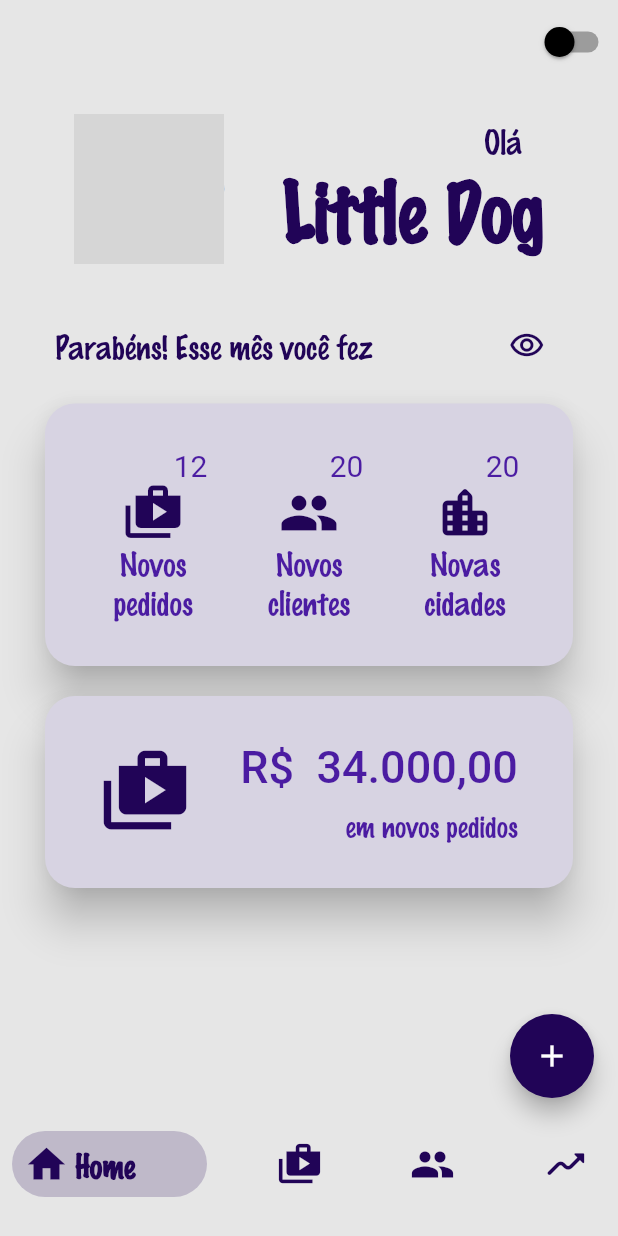
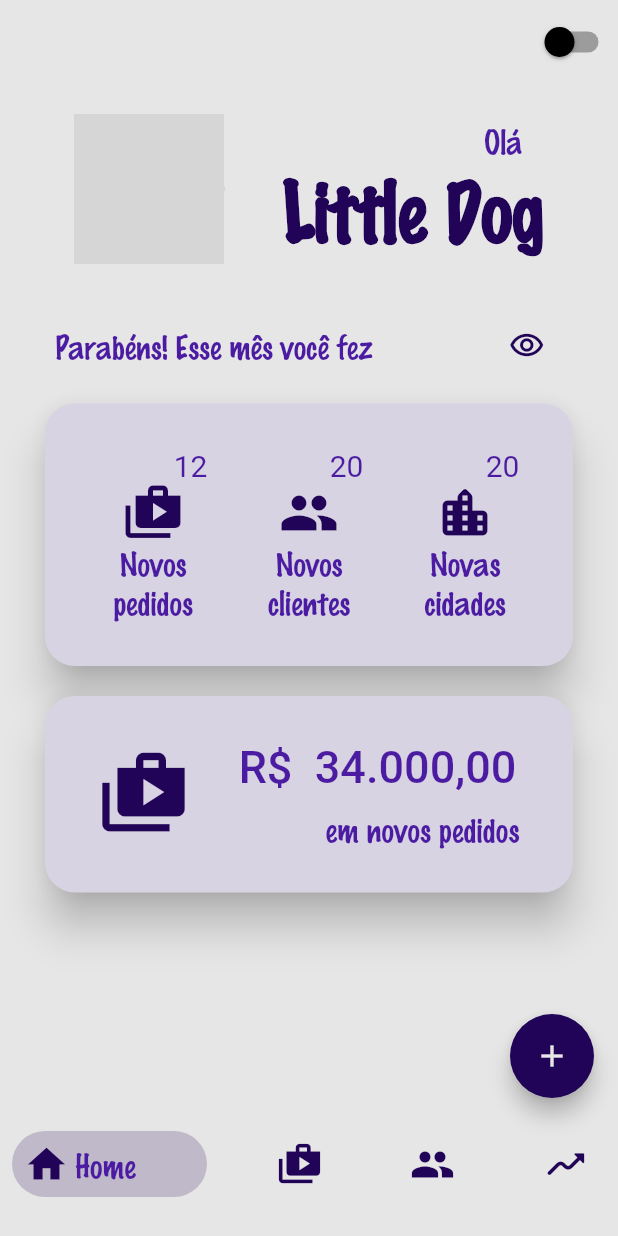
Before and after one commit to Brennez/Desafio-do-Layout, a Flutter app: the screen it shows after launch, on a phone screen of 412 x 824 dp. Run offline on Flutter 3.47's test engine with Material 2 defaults, Android fonts, the phone set to English and light mode, and no system bars; drawn by our look-alikes of bottom_navy_bar; our stand-ins replace google_fonts; grey boxes are pictures that could not be loaded.

Commit message:
colocando as constantes das cores e dark mode

```diff
--- a/lib/consts/colors/colors.dart
+++ b/lib/consts/colors/colors.dart
@@ -16,4 +16,6 @@ const Color kDarkBackgroundColor = Color(0XFF101010);
 
 const Color kDarkCardColor = Color(0xFF210457);
 
+const Color kDarkPrimaryColor = Colors.white70;
+
 const Color kAppBarDarkColor = Color(0XFF101010);
--- a/lib/main.dart
+++ b/lib/main.dart
@@ -3,6 +3,7 @@
 import 'package:app_layout/consts/colors/colors.dart';
 import 'package:app_layout/provider/themeProvider.dart';
 import 'package:bottom_navy_bar/bottom_navy_bar.dart';
+import 'package:flutter/gestures.dart';
 import 'package:flutter/material.dart';
 import 'package:google_fonts/google_fonts.dart';
 import 'package:provider/provider.dart';
@@ -96,20 +97,12 @@ class _HomePageState extends State<HomePage> {
                       margin: EdgeInsets.only(left: 120),
                       child: Text(
                         "Olá",
-                        style: TextStyle(
-                            fontFamily: 'marker',
-                            color: kPrimaryColor,
-                            fontWeight: FontWeight.w400,
-                            fontSize: 20),
+                        style: Theme.of(context).textTheme.caption,
                       ),
                     ),
                     Text(
                       "Little Dog",
-                      style: TextStyle(
-                          fontFamily: 'marker',
-                          color: kPrimaryColor,
-                          fontWeight: FontWeight.w700,
-                          fontSize: 50),
+                      style: Theme.of(context).textTheme.headline1,
                     ),
                   ],
                 )
@@ -121,11 +114,7 @@ class _HomePageState extends State<HomePage> {
             children: [
               Text(
                 "Parabéns! Esse mês você fez ",
-                style: TextStyle(
-                    fontFamily: 'marker',
-                    color: kPrimaryColor,
-                    fontWeight: FontWeight.w600,
-                    fontSize: 20),
+                style: Theme.of(context).textTheme.caption,
               ),
               IconButton(
                 onPressed: () {
@@ -161,24 +150,16 @@ class _HomePageState extends State<HomePage> {
                         child: Text(
                           textOrder,
                           style: GoogleFonts.concertOne(
-                            color: kContentColor,
-                            fontSize: 20,
-                          ),
+                              textStyle: Theme.of(context).textTheme.subtitle1),
                         ),
                       ),
                       Icon(
                         Icons.shop_2,
                         size: 40,
                       ),
-                      Text(
-                        "Novos\npedidos",
-                        textAlign: TextAlign.center,
-                        style: TextStyle(
-                            fontFamily: "marker",
-                            color: kContentColor,
-                            fontWeight: FontWeight.w600,
-                            fontSize: 20),
-                      ),
+                      Text("Novos\npedidos",
+                          textAlign: TextAlign.center,
+                          style: Theme.of(context).textTheme.caption),
                     ],
                   ),
                   Column(
@@ -189,25 +170,16 @@ class _HomePageState extends State<HomePage> {
                         child: Text(
                           textClients,
                           style: GoogleFonts.concertOne(
-                            color: kContentColor,
-                            fontSize: 20,
-                          ),
+                              textStyle: Theme.of(context).textTheme.subtitle1),
                         ),
                       ),
                       Icon(
                         Icons.people,
                         size: 40,
                       ),
-                      Text(
-                        "Novos\nclientes",
-                        textAlign: TextAlign.center,
-                        style: TextStyle(
-                          fontFamily: "marker",
-                          color: kContentColor,
-                          fontWeight: FontWeight.w600,
-                          fontSize: 20,
-                        ),
-                      ),
+                      Text("Novos\nclientes",
+                          textAlign: TextAlign.center,
+                          style: Theme.of(context).textTheme.caption),
                     ],
                   ),
                   Column(
@@ -218,25 +190,16 @@ class _HomePageState extends State<HomePage> {
                         child: Text(
                           textCities,
                           style: GoogleFonts.concertOne(
-                            color: kContentColor,
-                            fontSize: 20,
-                          ),
+                              textStyle: Theme.of(context).textTheme.subtitle1),
                         ),
                       ),
                       Icon(
                         Icons.location_city_rounded,
                         size: 40,
                       ),
-                      Text(
-                        "Novas\ncidades",
-                        textAlign: TextAlign.center,
-                        style: TextStyle(
-                          fontFamily: "marker",
-                          color: kContentColor,
-                          fontWeight: FontWeight.w600,
-                          fontSize: 20,
-                        ),
-                      ),
+                      Text("Novas\ncidades",
+                          textAlign: TextAlign.center,
+                          style: Theme.of(context).textTheme.caption),
                     ],
                   ),
                 ],
@@ -263,21 +226,14 @@ class _HomePageState extends State<HomePage> {
                       Text(
                         textMoney,
                         style: GoogleFonts.concertOne(
-                          color: kContentColor,
-                          fontWeight: FontWeight.w500,
-                          fontSize: 30,
+                          textStyle: Theme.of(context).textTheme.headline2,
                         ),
                       ),
                       Container(
-                        margin: EdgeInsets.only(left: 70, top: 10),
+                        margin: EdgeInsets.only(left: 60, top: 10),
                         child: Text(
                           "em novos pedidos",
-                          style: TextStyle(
-                            fontFamily: "marker",
-                            color: kContentColor,
-                            fontWeight: FontWeight.w600,
-                            fontSize: 18,
-                          ),
+                          style: Theme.of(context).textTheme.subtitle2,
                         ),
                       ),
                     ],
@@ -297,7 +253,8 @@ class _HomePageState extends State<HomePage> {
             _pageController.animateToPage(index,
                 duration: Duration(milliseconds: 300), curve: Curves.ease);
           },
-          backgroundColor: kBackgroundColor,
+          backgroundColor:
+              Theme.of(context).bottomNavigationBarTheme.backgroundColor,
           showElevation: false,
           iconSize: 30,
           items: [
@@ -305,35 +262,44 @@ class _HomePageState extends State<HomePage> {
               activeColor: kPrimaryColor,
               icon: Icon(
                 Icons.home,
-                color: kPrimaryColor,
+                color: Theme.of(context).iconTheme.color,
               ),
               title: Text(
                 "Home",
-                style: TextStyle(fontFamily: "marker", fontSize: 20),
+                style: Theme.of(context).textTheme.subtitle2,
               ),
             ),
             BottomNavyBarItem(
               activeColor: kPrimaryColor,
-              icon: Icon(Icons.shop_2),
+              icon: Icon(
+                Icons.shop_2,
+                color: Theme.of(context).iconTheme.color,
+              ),
               title: Text(
                 "Loja",
-                style: TextStyle(fontFamily: "marker", fontSize: 20),
+                style: Theme.of(context).textTheme.subtitle2,
               ),
             ),
             BottomNavyBarItem(
               activeColor: kPrimaryColor,
-              icon: Icon(Icons.people),
+              icon: Icon(
+                Icons.people,
+                color: Theme.of(context).iconTheme.color,
+              ),
               title: Text(
                 "Clientes",
-                style: TextStyle(fontFamily: "marker", fontSize: 20),
+                style: Theme.of(context).textTheme.subtitle2,
               ),
             ),
             BottomNavyBarItem(
               activeColor: kPrimaryColor,
-              icon: Icon(Icons.moving_rounded),
+              icon: Icon(
+                Icons.moving_rounded,
+                color: Theme.of(context).iconTheme.color,
+              ),
               title: Text(
                 "Gráficos",
-                style: TextStyle(fontFamily: "marker", fontSize: 20),
+                style: Theme.of(context).textTheme.subtitle2,
               ),
             )
           ],
@@ -341,7 +307,10 @@ class _HomePageState extends State<HomePage> {
       ),
       floatingActionButton: FloatingActionButton(
         onPressed: () {},
-        child: Icon(Icons.add),
+        child: Icon(
+          Icons.add,
+          color: kBackgroundColor,
+        ),
         backgroundColor: kPrimaryColor,
       ),
     );
--- a/lib/provider/themeProvider.dart
+++ b/lib/provider/themeProvider.dart
@@ -1,4 +1,5 @@
 import 'package:app_layout/consts/colors/colors.dart';
+import 'package:bottom_navy_bar/bottom_navy_bar.dart';
 import 'package:flutter/material.dart';
 
 class ThemeProvider extends ChangeNotifier {
@@ -25,10 +26,43 @@ class MyTheme {
       elevation: 0,
     ),
     textTheme: const TextTheme(
-      bodyText1: TextStyle(color: Colors.white),
+      caption: TextStyle(
+        fontFamily: 'marker',
+        color: kDarkPrimaryColor,
+        fontWeight: FontWeight.w400,
+        fontSize: 20,
+      ),
+      headline1: TextStyle(
+        fontFamily: 'marker',
+        color: kDarkPrimaryColor,
+        fontWeight: FontWeight.w700,
+        fontSize: 50,
+      ),
+      headline2: TextStyle(
+        color: kDarkPrimaryColor,
+        fontWeight: FontWeight.w500,
+        fontSize: 30,
+      ),
+      subtitle1: TextStyle(
+        color: kDarkPrimaryColor,
+        fontSize: 20,
+      ),
+      subtitle2: TextStyle(
+        fontFamily: "marker",
+        color: kDarkPrimaryColor,
+        fontWeight: FontWeight.w600,
+        fontSize: 20,
+      ),
     ),
+    floatingActionButtonTheme: const FloatingActionButtonThemeData(
+      splashColor: Colors.white,
+    ),
+    bottomNavigationBarTheme: const BottomNavigationBarThemeData(
+        backgroundColor: kDarkBackgroundColor,
+        selectedIconTheme: IconThemeData(
+          color: kContentColor,
+        )),
   );
-
   // Dark Mode theme
   static final lightMode = ThemeData(
     scaffoldBackgroundColor: kBackgroundColor,
@@ -40,5 +74,36 @@ class MyTheme {
       elevation: 0.0,
       color: kBackgroundColor,
     ),
+    textTheme: const TextTheme(
+      caption: TextStyle(
+        fontFamily: 'marker',
+        color: kContentColor,
+        fontWeight: FontWeight.w400,
+        fontSize: 20,
+      ),
+      headline1: TextStyle(
+          fontFamily: 'marker',
+          color: kPrimaryColor,
+          fontWeight: FontWeight.w700,
+          fontSize: 50),
+      headline2: TextStyle(
+        color: kContentColor,
+        fontWeight: FontWeight.w500,
+        fontSize: 30,
+      ),
+      subtitle1: TextStyle(
+        color: kContentColor,
+        fontSize: 20,
+      ),
+      subtitle2: TextStyle(
+        fontFamily: "marker",
+        color: kContentColor,
+        fontWeight: FontWeight.w600,
+        fontSize: 20,
+      ),
+    ),
+    bottomNavigationBarTheme: const BottomNavigationBarThemeData(
+      backgroundColor: kBackgroundColor,
+    ),
   );
 }
```
